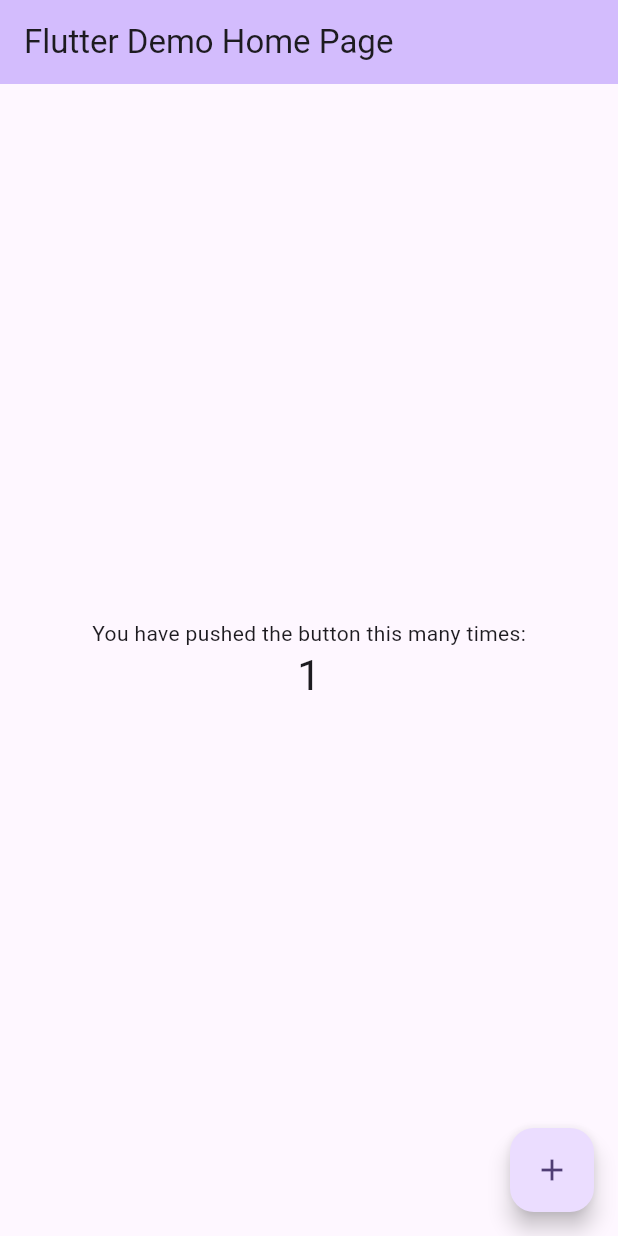
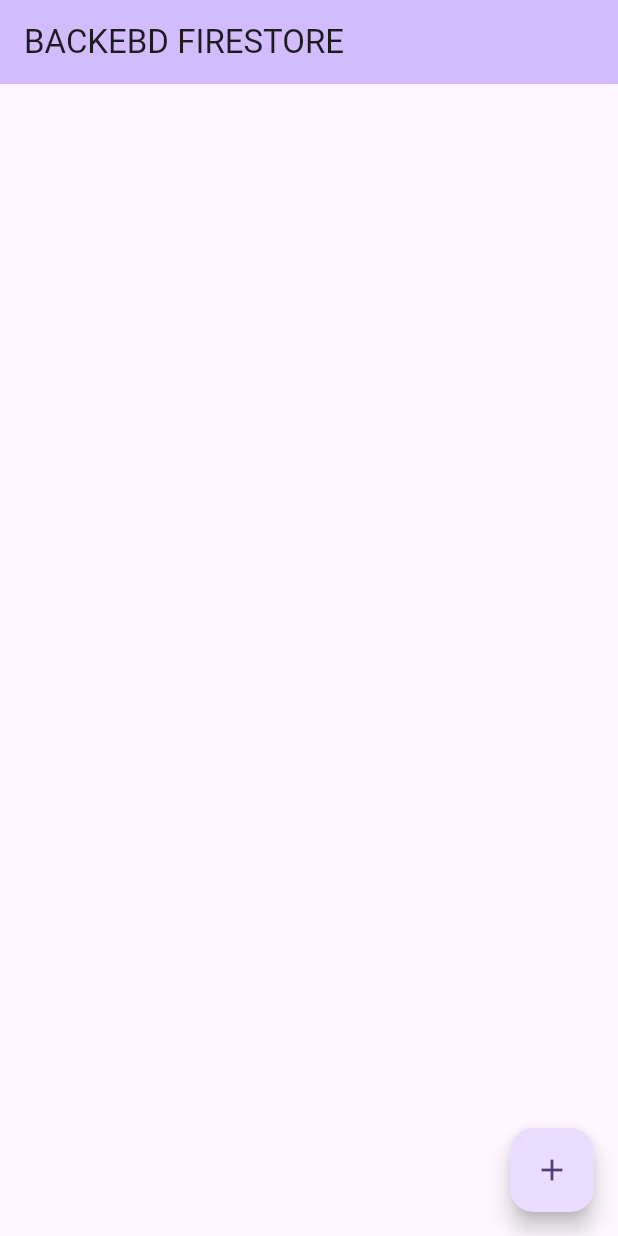
Before and after one commit to levi1405/eval2_sis21a, a Flutter app: the screen it shows after launch, after a tap on the "add" icon, on a phone screen of 412 x 824 dp. Run offline on Flutter 3.47's test engine with Material 2 defaults, Android fonts, the phone set to English and light mode, and no system bars; our stand-ins replace cloud_firestore, firebase_core; accounts and stored records are empty.

Commit message:
pantallas

```diff
--- a/lib/main.dart
+++ b/lib/main.dart
@@ -1,8 +1,15 @@
+import 'package:eval2_sis21a/pantalla.dart';
+import 'package:firebase_core/firebase_core.dart';
 import 'package:flutter/material.dart';
 
 void main() {
-  runApp(const MyApp());
+  WidgetsFlutterBinding.ensureInitialized();
+  Firebase.initializeApp().then((_){
+    runApp(const MyApp());
+  });
 }
+
+
 
 class MyApp extends StatelessWidget {
   const MyApp({super.key});
@@ -13,113 +20,11 @@
     return MaterialApp(
       title: 'Flutter Demo',
       theme: ThemeData(
-        // This is the theme of your application.
-        //
-        // TRY THIS: Try running your application with "flutter run". You'll see
-        // the application has a blue toolbar. Then, without quitting the app,
-        // try changing the seedColor in the colorScheme below to Colors.green
-        // and then invoke "hot reload" (save your changes or press the "hot
-        // reload" button in a Flutter-supported IDE, or press "r" if you used
-        // the command line to start the app).
-        //
-        // Notice that the counter didn't reset back to zero; the application
-        // state is not lost during the reload. To reset the state, use hot
-        // restart instead.
-        //
-        // This works for code too, not just values: Most code changes can be
-        // tested with just a hot reload.
+
         colorScheme: ColorScheme.fromSeed(seedColor: Colors.deepPurple),
         useMaterial3: true,
       ),
-      home: const MyHomePage(title: 'Flutter Demo Home Page'),
+      home: const HomePage(title: "BACKEBD FIRESTORE"),
     );
   }
 }
-
-class MyHomePage extends StatefulWidget {
-  const MyHomePage({super.key, required this.title});
-
-  // This widget is the home page of your application. It is stateful, meaning
-  // that it has a State object (defined below) that contains fields that affect
-  // how it looks.
-
-  // This class is the configuration for the state. It holds the values (in this
-  // case the title) provided by the parent (in this case the App widget) and
-  // used by the build method of the State. Fields in a Widget subclass are
-  // always marked "final".
-
-  final String title;
-
-  @override
-  State<MyHomePage> createState() => _MyHomePageState();
-}
-
-class _MyHomePageState extends State<MyHomePage> {
-  int _counter = 0;
-
-  void _incrementCounter() {
-    setState(() {
-      // This call to setState tells the Flutter framework that something has
-      // changed in this State, which causes it to rerun the build method below
-      // so that the display can reflect the updated values. If we changed
-      // _counter without calling setState(), then the build method would not be
-      // called again, and so nothing would appear to happen.
-      _counter++;
-    });
-  }
-
-  @override
-  Widget build(BuildContext context) {
-    // This method is rerun every time setState is called, for instance as done
-    // by the _incrementCounter method above.
-    //
-    // The Flutter framework has been optimized to make rerunning build methods
-    // fast, so that you can just rebuild anything that needs updating rather
-    // than having to individually change instances of widgets.
-    return Scaffold(
-      appBar: AppBar(
-        // TRY THIS: Try changing the color here to a specific color (to
-        // Colors.amber, perhaps?) and trigger a hot reload to see the AppBar
-        // change color while the other colors stay the same.
-        backgroundColor: Theme.of(context).colorScheme.inversePrimary,
-        // Here we take the value from the MyHomePage object that was created by
-        // the App.build method, and use it to set our appbar title.
-        title: Text(widget.title),
-      ),
-      body: Center(
-        // Center is a layout widget. It takes a single child and positions it
-        // in the middle of the parent.
-        child: Column(
-          // Column is also a layout widget. It takes a list of children and
-          // arranges them vertically. By default, it sizes itself to fit its
-          // children horizontally, and tries to be as tall as its parent.
-          //
-          // Column has various properties to control how it sizes itself and
-          // how it positions its children. Here we use mainAxisAlignment to
-          // center the children vertically; the main axis here is the vertical
-          // axis because Columns are vertical (the cross axis would be
-          // horizontal).
-          //
-          // TRY THIS: Invoke "debug painting" (choose the "Toggle Debug Paint"
-          // action in the IDE, or press "p" in the console), to see the
-          // wireframe for each widget.
-          mainAxisAlignment: MainAxisAlignment.center,
-          children: <Widget>[
-            const Text(
-              'You have pushed the button this many times:',
-            ),
-            Text(
-              '$_counter',
-              style: Theme.of(context).textTheme.headlineMedium,
-            ),
-          ],
-        ),
-      ),
-      floatingActionButton: FloatingActionButton(
-        onPressed: _incrementCounter,
-        tooltip: 'Increment',
-        child: const Icon(Icons.add),
-      ), // This trailing comma makes auto-formatting nicer for build methods.
-    );
-  }
-}
--- /dev/null
+++ b/lib/pantalla.dart
@@ -0,0 +1,99 @@
+import 'package:cloud_firestore/cloud_firestore.dart';
+import 'package:flutter/material.dart';
+
+
+class HomePage extends StatefulWidget {
+  const HomePage({super.key, required this.title});
+
+
+
+  final String title;
+
+  @override
+  State<HomePage> createState() => HomePageState();
+}
+
+class HomePageState extends State<HomePage> {
+
+  void getEstudiantes() async{
+    CollectionReference collectionReference =
+    FirebaseFirestore.instance.collection("tbestudiantes");
+    QuerySnapshot mensaje = await collectionReference.get();
+    if (mensaje.docs.length !=0) {
+      for (var doc in mensaje.docs) {
+        print(doc.data());
+        //chatsx.add(doc.data());
+
+      }
+    }
+  }
+
+  Future<List> getMensajes() async{
+    List chats = [];
+    CollectionReference collectionReference=
+    FirebaseFirestore.instance.collection("tbestudiantes");
+    QuerySnapshot mensajes = await collectionReference.get();
+    if(mensajes.docs.length !=0){
+      for(var doc in mensajes.docs){
+      print(doc.data());
+      chats.add(doc.data());
+      }
+    }
+    return chats;
+  }
+
+  @override
+  Widget build(BuildContext context) {
+
+    return Scaffold(
+      appBar: AppBar(
+
+        backgroundColor: Theme.of(context).colorScheme.inversePrimary,
+
+        title: Text(widget.title),
+      ),
+      body: FutureBuilder(
+        future: getMensajes(),
+        builder: ((context, snapshot){
+          if(snapshot.hasData){
+            return ListView.builder(
+              itemCount: snapshot.data?.length,
+              itemBuilder: ((context, index) {
+                return Text(snapshot.data?[index]["apellido"]+
+                snapshot.data?[index]["carnet"]
+                );
+              })
+            );
+          }else{
+            return const Center(
+              child: CircularProgressIndicator(),
+            );
+          }
+        })
+      ),
+
+
+      floatingActionButton: FloatingActionButton(
+        onPressed:getEstudiantes,
+        tooltip: 'Increment',
+        child: const Icon(Icons.add),
+      ),
+    );
+  }
+
+@override
+  void initState() {
+    // TODO: implement initState
+    super.initState();
+    getEstudiantes();
+  }
+
+ @override
+  void dispose() {
+    // TODO: implement dispose
+    super.dispose();
+  }
+
+
+
+}
```
